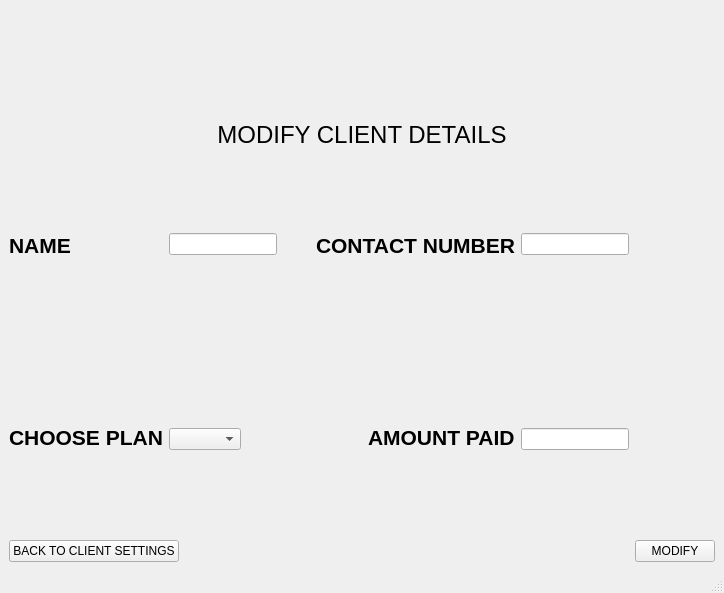
The window that ui/modify-client1.ui (yashu2001/gym-manager) describes before a commit, drawn with Qt 5.
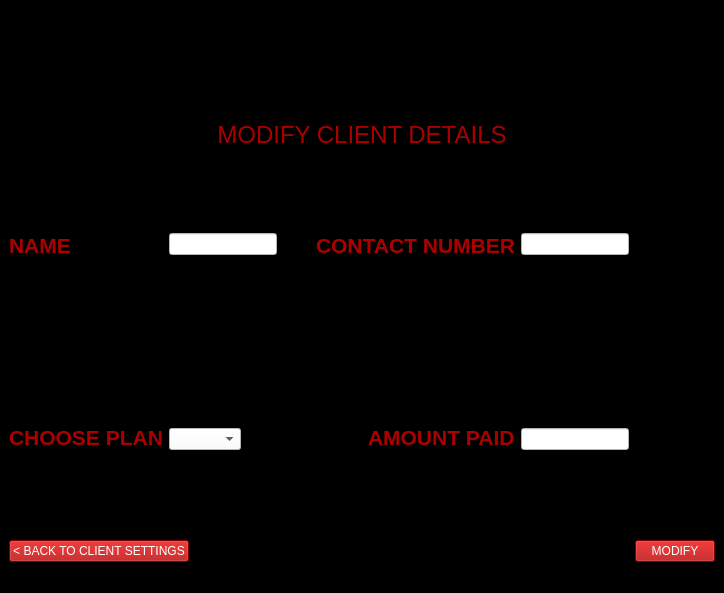
The same window after the commit. Icons and pictures are not drawn.

Diff of the .ui file:
```diff
--- a/ui/modify-client1.ui
+++ b/ui/modify-client1.ui
@@ -13,10 +13,16 @@
   <property name="windowTitle">
    <string>MainWindow</string>
   </property>
+  <property name="styleSheet">
+   <string notr="true">background-color: rgb(0, 0, 0);</string>
+  </property>
   <widget class="QWidget" name="centralwidget">
    <layout class="QGridLayout" name="gridLayout">
     <item row="1" column="0" colspan="7" alignment="Qt::AlignHCenter|Qt::AlignTop">
      <widget class="QLabel" name="label_2">
+      <property name="styleSheet">
+       <string notr="true">color: rgb(170, 0, 0);</string>
+      </property>
       <property name="text">
        <string>&lt;html&gt;&lt;head/&gt;&lt;body&gt;&lt;p align=&quot;center&quot;&gt;&lt;span style=&quot; font-size:18pt;&quot;&gt;MODIFY CLIENT DETAILS&lt;/span&gt;&lt;/p&gt;&lt;p align=&quot;center&quot;&gt;&lt;br/&gt;&lt;/p&gt;&lt;/body&gt;&lt;/html&gt;</string>
       </property>
@@ -24,39 +30,69 @@
     </item>
     <item row="5" column="0" colspan="3" alignment="Qt::AlignLeft|Qt::AlignBottom">
      <widget class="QPushButton" name="pushButton_2">
+      <property name="styleSheet">
+       <string notr="true">background-color: rgb(170, 0, 0);
+color: rgb(255, 255, 255);
+font: 75 10pt &quot;MS Shell Dlg 2&quot;;</string>
+      </property>
       <property name="text">
-       <string>BACK TO CLIENT SETTINGS</string>
+       <string>&lt; BACK TO CLIENT SETTINGS</string>
       </property>
      </widget>
     </item>
     <item row="2" column="3" colspan="2" alignment="Qt::AlignRight|Qt::AlignTop">
      <widget class="QLabel" name="label_4">
+      <property name="styleSheet">
+       <string notr="true">color: rgb(170, 0, 0);</string>
+      </property>
       <property name="text">
        <string>&lt;html&gt;&lt;head/&gt;&lt;body&gt;&lt;p&gt;&lt;span style=&quot; font-size:16pt; font-weight:600;&quot;&gt;CONTACT NUMBER&lt;/span&gt;&lt;/p&gt;&lt;/body&gt;&lt;/html&gt;</string>
       </property>
      </widget>
     </item>
     <item row="3" column="5" alignment="Qt::AlignLeft|Qt::AlignBottom">
-     <widget class="QLineEdit" name="lineEdit_3"/>
+     <widget class="QLineEdit" name="lineEdit_3">
+      <property name="styleSheet">
+       <string notr="true">background-color: rgb(255, 255, 255);</string>
+      </property>
+     </widget>
     </item>
     <item row="3" column="1" alignment="Qt::AlignLeft|Qt::AlignBottom">
-     <widget class="QComboBox" name="comboBox"/>
+     <widget class="QComboBox" name="comboBox">
+      <property name="styleSheet">
+       <string notr="true">background-color: rgb(255, 255, 255);</string>
+      </property>
+     </widget>
     </item>
     <item row="3" column="0" alignment="Qt::AlignLeft|Qt::AlignBottom">
      <widget class="QLabel" name="label_5">
+      <property name="styleSheet">
+       <string notr="true">color: rgb(170, 0, 0);</string>
+      </property>
       <property name="text">
        <string>&lt;html&gt;&lt;head/&gt;&lt;body&gt;&lt;p&gt;&lt;span style=&quot; font-size:16pt; font-weight:600;&quot;&gt;CHOOSE PLAN&lt;/span&gt;&lt;/p&gt;&lt;/body&gt;&lt;/html&gt;</string>
       </property>
      </widget>
     </item>
     <item row="2" column="1" colspan="2" alignment="Qt::AlignLeft|Qt::AlignTop">
-     <widget class="QLineEdit" name="lineEdit"/>
+     <widget class="QLineEdit" name="lineEdit">
+      <property name="styleSheet">
+       <string notr="true">background-color: rgb(255, 255, 255);</string>
+      </property>
+     </widget>
     </item>
     <item row="2" column="5" colspan="2" alignment="Qt::AlignLeft|Qt::AlignTop">
-     <widget class="QLineEdit" name="lineEdit_2"/>
+     <widget class="QLineEdit" name="lineEdit_2">
+      <property name="styleSheet">
+       <string notr="true">background-color: rgb(255, 255, 255);</string>
+      </property>
+     </widget>
     </item>
     <item row="3" column="4" alignment="Qt::AlignRight|Qt::AlignBottom">
      <widget class="QLabel" name="label_8">
+      <property name="styleSheet">
+       <string notr="true">color: rgb(170, 0, 0);</string>
+      </property>
       <property name="text">
        <string>&lt;html&gt;&lt;head/&gt;&lt;body&gt;&lt;p&gt;&lt;span style=&quot; font-size:16pt; font-weight:600;&quot;&gt;AMOUNT PAID&lt;/span&gt;&lt;/p&gt;&lt;/body&gt;&lt;/html&gt;</string>
       </property>
@@ -64,6 +100,9 @@
     </item>
     <item row="2" column="0" alignment="Qt::AlignLeft|Qt::AlignTop">
      <widget class="QLabel" name="label_3">
+      <property name="styleSheet">
+       <string notr="true">color: rgb(170, 0, 0);</string>
+      </property>
       <property name="text">
        <string>&lt;html&gt;&lt;head/&gt;&lt;body&gt;&lt;p&gt;&lt;span style=&quot; font-size:16pt; font-weight:600;&quot;&gt;NAME&lt;/span&gt;&lt;/p&gt;&lt;/body&gt;&lt;/html&gt;</string>
       </property>
@@ -71,6 +110,11 @@
     </item>
     <item row="5" column="6" alignment="Qt::AlignRight|Qt::AlignBottom">
      <widget class="QPushButton" name="pushButton">
+      <property name="styleSheet">
+       <string notr="true">background-color: rgb(170, 0, 0);
+color: rgb(255, 255, 255);
+font: 75 10pt &quot;MS Shell Dlg 2&quot;;</string>
+      </property>
       <property name="text">
        <string>MODIFY</string>
       </property>
```
